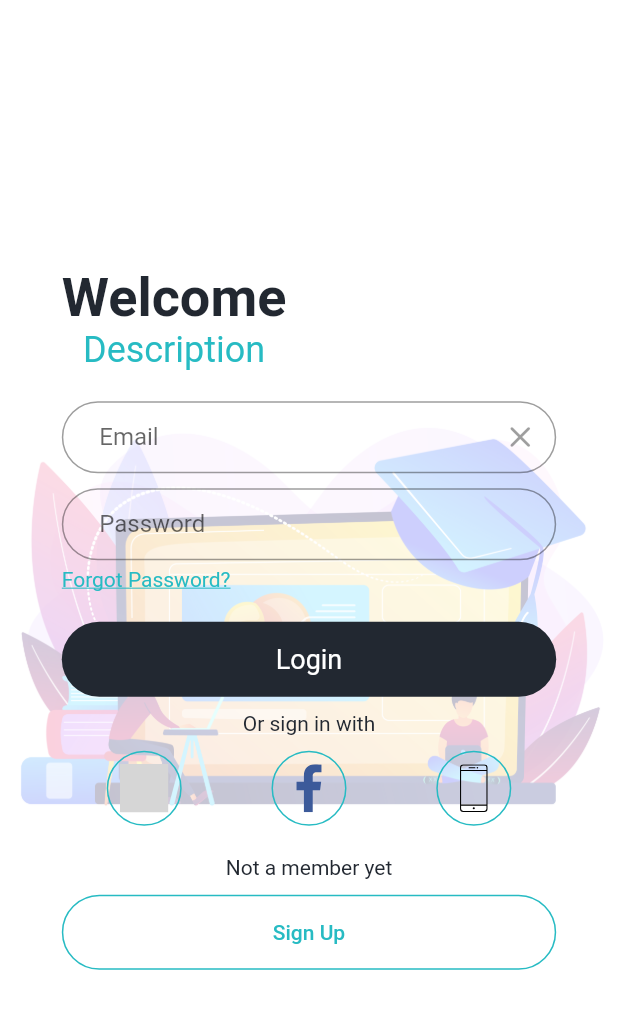
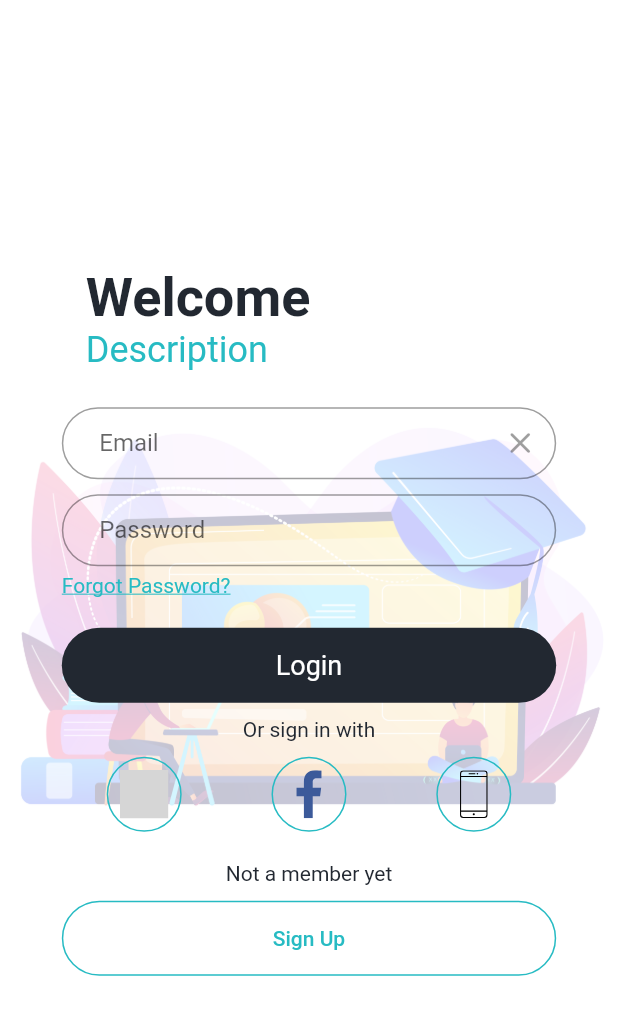
Before and after one commit to xmax2807/online_english, a Flutter app: the screen it shows after launch, on a phone screen of 412 x 824 dp. Shown: the top 1015 px of the screen. Run offline on Flutter 3.47's test engine with Material 2 defaults, Android fonts, the phone set to English and light mode, and no system bars; our stand-ins replace device_preview, flutter_rating_bar, flutter_svg, freezed_annotation, get, google_fonts and 2 more; missing offline and left inert: extended_wrap; project files that could hold a hidden picture were left out; grey boxes are pictures that could not be loaded.

```diff
--- a/lib/screens/login_screen/button_group.dart
+++ b/lib/screens/login_screen/button_group.dart
@@ -3,20 +3,14 @@ import 'package:flutter_svg/svg.dart';
 
 import '../../utils/theme/my_theme.dart';
 
-class MyIconButtonGroup extends StatefulWidget {
+class MyIconButtonGroup extends StatelessWidget {
   final List<String> svgs;
   const MyIconButtonGroup({
     super.key,
     required this.svgs,
   });
-  @override
-  State<StatefulWidget> createState() => MyIconButtonGroupState();
-}
 
-class MyIconButtonGroupState extends State<MyIconButtonGroup> {
-  List<String> get svgAssets => widget.svgs;
-
-  final Decoration decoration = BoxDecoration(
+  static Decoration decoration = BoxDecoration(
     border: Border.all(color: MyTheme.colors.secondaryColor, width: 1.0),
     shape: BoxShape.circle,
   );
@@ -26,7 +20,7 @@ class MyIconButtonGroupState extends State<MyIconButtonGroup> {
     return Row(
       mainAxisAlignment: MainAxisAlignment.spaceAround,
       children: [
-        for (String svg in svgAssets)
+        for (String svg in svgs)
           Container(
             decoration: decoration,
             child: IconButton(
--- a/lib/screens/login_screen/login_screen.dart
+++ b/lib/screens/login_screen/login_screen.dart
@@ -55,21 +55,17 @@ class _LoginScreenState extends State<LoginScreen> {
                       child: Column(
                         mainAxisAlignment: MainAxisAlignment.center,
                         children: [
-                          Container(
-                              alignment: Alignment.centerLeft,
-                              child: Column(
-                                children: [
-                                  Text('Welcome',
-                                      style: context
-                                          .theme.textTheme.headlineLarge),
-                                  Text('Description',
-                                      style: context
-                                          .theme.textTheme.headlineMedium)
-                                ],
-                              )),
+                          ListTile(
+                            title: Text('Welcome',
+                                style: context.theme.textTheme.headlineLarge),
+                            subtitle: Text('Description',
+                                style: context.theme.textTheme.headlineMedium),
+                          ),
                           const SizedBox(
                             height: 20,
                           ),
+                          Column(
+                            children: [
                               const TextField(
                                 decoration: InputDecoration(
                                   labelText: "Email",
@@ -112,6 +108,8 @@ class _LoginScreenState extends State<LoginScreen> {
                                       recognizer: TapGestureRecognizer()
                                         ..onTap = () {}),
                                 ),
+                              ),
+                            ],
                           ),
                           const SizedBox(
                             height: 20,
--- a/lib/screens/schedule_screen/component/lesson_result.dart
+++ b/lib/screens/schedule_screen/component/lesson_result.dart
@@ -13,7 +13,7 @@ class LessonResultContainer extends StatelessWidget {
     speakValue: 1,
     vocabVal: 1,
     comment:
-        'Quang Huy, you are such an idiot. Please do not attend my class, ever!!!',
+        'Quang Huy, you are such an idiot. Please do not attend my class ever again !!!',
   ));
   LessonResultContainer({super.key, this.recordvideoLink});
 
--- a/lib/screens/tutor/tutor_book_screen.dart
+++ b/lib/screens/tutor/tutor_book_screen.dart
@@ -12,9 +12,7 @@ class _TutorBookingScreenState extends State<TutorBookingScreen> {
   @override
   Widget build(BuildContext context) {
     return Scaffold(
-        appBar: AppBar(
-          centerTitle: false,
-        ),
+        appBar: AppBar(),
         body: Container(
           padding: const EdgeInsets.all(16),
           child: SfCalendar(
--- a/lib/screens/tutor/tutor_detail_screen.dart
+++ b/lib/screens/tutor/tutor_detail_screen.dart
@@ -13,7 +13,7 @@ class TutorDetailScreen extends StatelessWidget {
   @override
   Widget build(BuildContext context) {
     return Scaffold(
-      appBar: AppBar(centerTitle: false),
+      appBar: AppBar(),
       body: ListView(
           shrinkWrap: true,
           padding: const EdgeInsets.all(16.0),
--- a/lib/screens/view_course_screen/view_course_screen.dart
+++ b/lib/screens/view_course_screen/view_course_screen.dart
@@ -10,8 +10,9 @@ class ViewCourseScreen extends StatelessWidget {
   Widget build(BuildContext context) {
     return const Scaffold(
         body: MyAppBar(
+      courseName: "Design Pattern",
       tabLabels: ["About", "Topics"],
-      tabWidgets: [AboutCourse(), DetailCourseScreen()],
+      tabWidgets: [AboutCourse(), CourseTopicsScreen()],
     ));
   }
 }
```
Also changed, not shown: lib/screens/course_screen/components/lesson_card_component.dart (+5 -6 lines), lib/screens/shared_components/my_app_bar_component.dart (+5 -2 lines), lib/screens/tutor/components/teacher_card.dart (+15 -24 lines), lib/screens/view_course_screen/detail_course_screen.dart (+4 -4 lines). Lines whose indentation alone changed are shown as unchanged.
